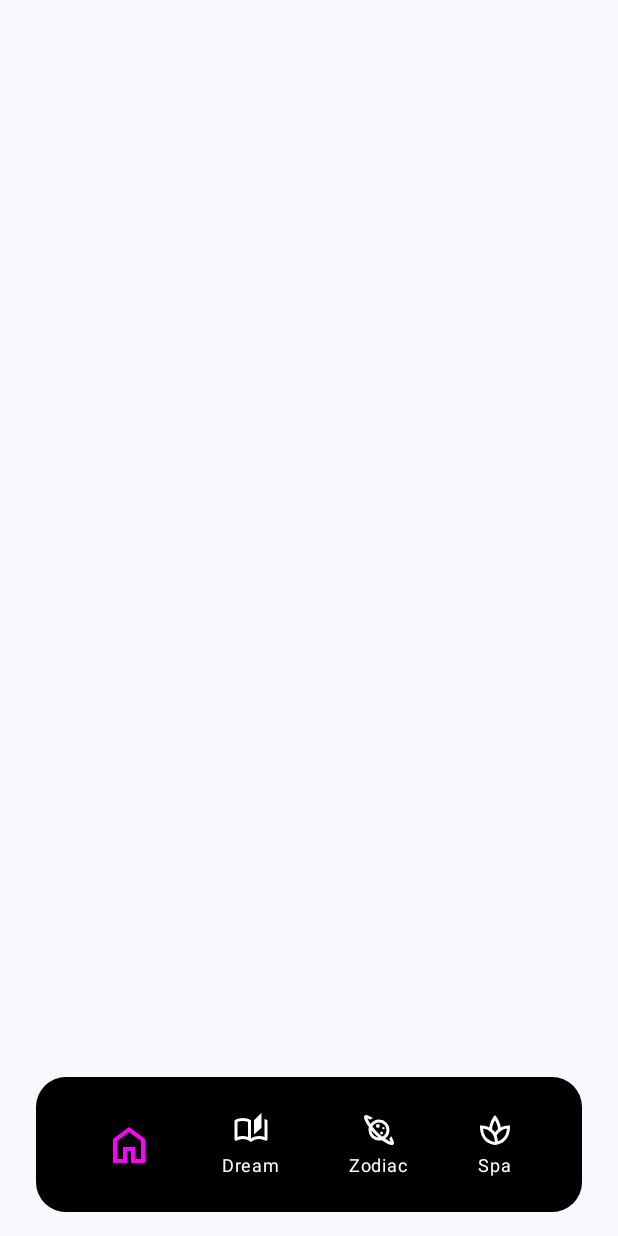
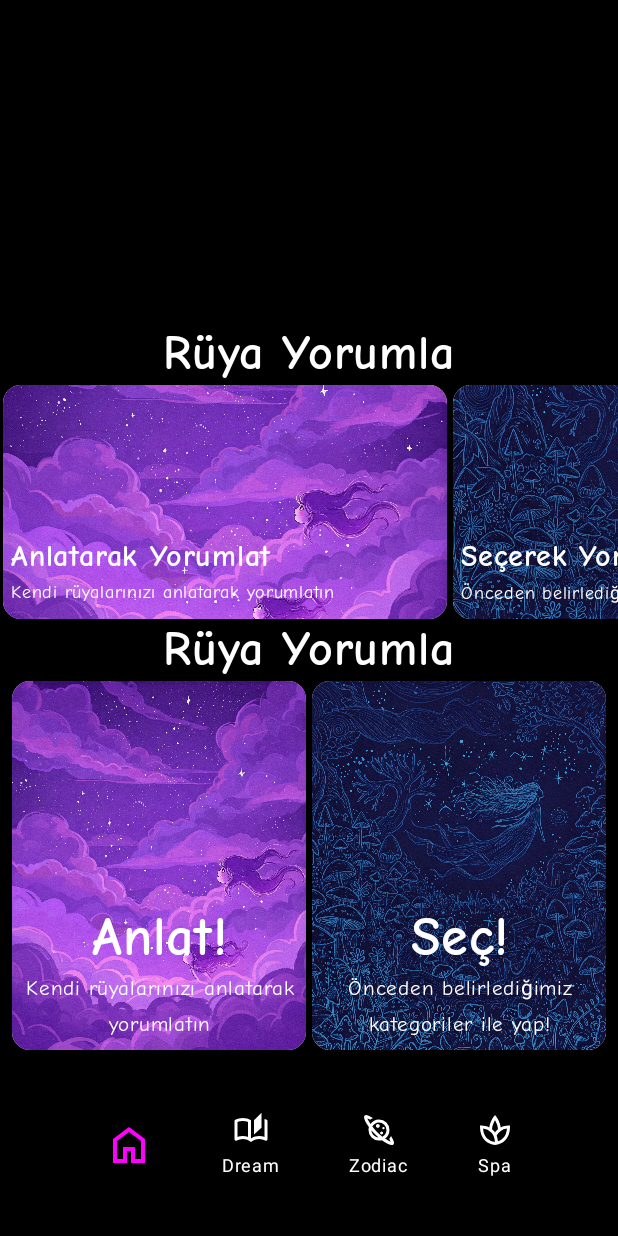
Before and after one commit to snmozg/Rani, an Android app built with Jetpack Compose: the screen it shows after launch (MainActivity), on a phone screen of 412 x 824 dp. Run offline under Robolectric (Android 15) with nearby library versions, the phone set to English and light mode, and no system bars.

Commit message:
fonts and dreamCard is nearly over. :)

```diff
--- a/app/src/main/java/com/sozge/rani/MainActivity.kt
+++ b/app/src/main/java/com/sozge/rani/MainActivity.kt
@@ -17,15 +17,13 @@ import androidx.compose.foundation.layout.Arrangement
 import androidx.compose.foundation.layout.Box
 import androidx.compose.foundation.layout.Column
 import androidx.compose.foundation.layout.Row
-import androidx.compose.foundation.layout.Spacer
 import androidx.compose.foundation.layout.fillMaxSize
 import androidx.compose.foundation.layout.fillMaxWidth
 import androidx.compose.foundation.layout.height
 import androidx.compose.foundation.layout.padding
 import androidx.compose.foundation.layout.size
+import androidx.compose.foundation.lazy.LazyRow
 import androidx.compose.foundation.shape.RoundedCornerShape
-import androidx.compose.material.icons.Icons
-import androidx.compose.material.icons.outlined.Home
 import androidx.compose.material3.Icon
 import androidx.compose.material3.Scaffold
 import androidx.compose.material3.Text
@@ -41,9 +39,10 @@ import androidx.compose.ui.draw.clip
 import androidx.compose.ui.draw.shadow
 import androidx.compose.ui.graphics.Color
 import androidx.compose.ui.res.painterResource
-import androidx.compose.ui.tooling.preview.Preview
 import androidx.compose.ui.unit.dp
 import androidx.compose.ui.unit.sp
+import com.sozge.rani.components.CustomText
+import com.sozge.rani.components.DreamCard
 import com.sozge.rani.ui.theme.RaniTheme
 
 class MainActivity : ComponentActivity() {
@@ -52,7 +51,6 @@ class MainActivity : ComponentActivity() {
         enableEdgeToEdge()
 
         hideNavigationBar()
-        // DDEMO
 
         setContent {
             RaniTheme {
@@ -86,18 +84,55 @@ class MainActivity : ComponentActivity() {
 fun Greeting(name: String, modifier: Modifier = Modifier) {
     var selectedTab by remember { mutableStateOf("Home") }
     Column(
-        Modifier.fillMaxSize(),
+        Modifier
+            .fillMaxSize()
+            .background(Color.Black),
         verticalArrangement = Arrangement.Bottom,
         horizontalAlignment = Alignment.CenterHorizontally
     ) {
-        FloatingBottomNavBar(selectedTab =selectedTab, onTabSelected = {selectedTab = it})
+        CustomText(text ="Rüya Yorumla")
+        LazyRow {
+            items(1) {
+                DreamCard(
+                    title = "Anlatarak Yorumlat",
+                    description = "Kendi rüyalarınızı anlatarak yorumlatın",
+                    image = R.drawable.purplebackground,
+                    isHorizontalCard = true,
+                )
+                DreamCard(
+                    title = "Seçerek Yorumlat",
+                    description = "Önceden belirlediğimiz kategoriler ile yap!",
+                    image = R.drawable.darkbluebackground,
+                    isHorizontalCard = true,
+                )
+            }
+        }
+        CustomText(text ="Rüya Yorumla")
+        LazyRow {
+            items(1) {
+                DreamCard(
+                    title = "Anlat!",
+                    description = "Kendi rüyalarınızı anlatarak yorumlatın",
+                    image = R.drawable.purplebackground,
+                    isHorizontalCard = false
+                )
+                DreamCard(
+                    title = "Seç!",
+                    description = "Önceden belirlediğimiz kategoriler ile yap!",
+                    image = R.drawable.darkbluebackground,
+                    isHorizontalCard = false
+                )
+            }
+        }
+        FloatingBottomNavBar(selectedTab = selectedTab, onTabSelected = { selectedTab = it })
     }
 }
+
 
 @Composable
 fun FloatingBottomNavBar(
     selectedTab: String,
-    onTabSelected: (String) -> Unit
+    onTabSelected: (String) -> Unit,
 ) {
     val tabs = listOf(
         "Home" to R.drawable.home,
@@ -146,7 +181,7 @@ fun FloatingBottomNavBar(
                         modifier = Modifier.size(animatedSize.dp),
                         tint = if (isSelected) Color.Magenta else Color.White
                     )
-                    AnimatedVisibility(visible = !isSelected){
+                    AnimatedVisibility(visible = !isSelected) {
                         Text(
                             text = title,
                             fontSize = 12.sp,
--- /dev/null
+++ b/app/src/main/java/com/sozge/rani/components/CustomText.kt
@@ -0,0 +1,28 @@
+package com.sozge.rani.components
+
+import androidx.compose.material3.Text
+import androidx.compose.runtime.Composable
+import androidx.compose.ui.graphics.Color
+import androidx.compose.ui.text.font.FontWeight
+import androidx.compose.ui.text.style.TextAlign
+import androidx.compose.ui.unit.TextUnit
+import androidx.compose.ui.unit.sp
+import com.sozge.rani.utils.myFont
+
+@Composable
+fun CustomText(
+    text: String,
+    fontSize: TextUnit = 32.sp,
+    fontWeight: FontWeight = FontWeight.Bold,
+    color: Color = Color.White,
+    textAlign: TextAlign = TextAlign.Start
+) {
+    Text(
+        text = text,
+        fontSize = fontSize,
+        color = color,
+        fontFamily = myFont,
+        fontWeight = fontWeight,
+        textAlign = textAlign
+    )
+}
--- /dev/null
+++ b/app/src/main/java/com/sozge/rani/components/DreamCard.kt
@@ -0,0 +1,124 @@
+package com.sozge.rani.components
+
+
+import androidx.compose.foundation.Image
+import androidx.compose.foundation.background
+import androidx.compose.foundation.layout.Arrangement
+import androidx.compose.foundation.layout.Box
+import androidx.compose.foundation.layout.Column
+import androidx.compose.foundation.layout.fillMaxSize
+import androidx.compose.foundation.layout.fillMaxWidth
+import androidx.compose.foundation.layout.height
+import androidx.compose.foundation.layout.padding
+import androidx.compose.foundation.layout.width
+import androidx.compose.material3.Card
+import androidx.compose.material3.CardDefaults
+import androidx.compose.material3.ElevatedCard
+import androidx.compose.material3.Text
+import androidx.compose.runtime.Composable
+import androidx.compose.ui.Alignment
+import androidx.compose.ui.Modifier
+import androidx.compose.ui.graphics.Color
+import androidx.compose.ui.layout.ContentScale
+import androidx.compose.ui.res.painterResource
+import androidx.compose.ui.text.font.FontWeight
+import androidx.compose.ui.text.style.TextAlign
+import androidx.compose.ui.tooling.preview.Preview
+import androidx.compose.ui.unit.dp
+import androidx.compose.ui.unit.sp
+import com.sozge.rani.R
+
+
+@Composable
+fun DreamCard(
+    title: String,
+    description: String,
+    image: Int,
+    isHorizontalCard: Boolean,
+) {
+    if (isHorizontalCard) {
+        ElevatedCard(
+            elevation = CardDefaults.cardElevation(defaultElevation = 9.dp),
+            onClick = { },
+            modifier = Modifier
+                .height(160.dp)
+                .width(300.dp)
+                .padding(2.dp),
+        ) {
+            Box() {
+                Image(
+                    painter = painterResource(id = image),
+                    contentDescription = null,
+                    contentScale = ContentScale.Crop,
+                    modifier = Modifier.fillMaxSize()
+                )
+                Column(
+                    modifier = Modifier.fillMaxSize(),
+                    verticalArrangement = Arrangement.Bottom,
+                    horizontalAlignment = Alignment.CenterHorizontally
+                ) {
+                    Column(
+                        modifier = Modifier
+                            .fillMaxWidth()
+                            .padding(5.dp),
+                        verticalArrangement = Arrangement.Center,
+                        horizontalAlignment = Alignment.Start
+                    ) {
+                        CustomText(
+                            text = title,
+                            fontSize = 20.sp,
+                        )
+                        CustomText(
+                            text = description,
+                            fontSize = 12.sp,
+                            fontWeight = FontWeight.Normal,
+                        )
+                    }
+                }
+            }
+        }
+    } else {
+        ElevatedCard(
+            elevation = CardDefaults.cardElevation(defaultElevation = 9.dp),
+            onClick = { },
+            modifier = Modifier
+                .height(250.dp)
+                .width(200.dp)
+                .padding(2.dp),
+        ) {
+            Box() {
+                Image(
+                    painter = painterResource(id = image),
+                    contentDescription = null,
+                    contentScale = ContentScale.Crop,
+                    modifier = Modifier.fillMaxSize()
+                )
+                Column(
+                    modifier = Modifier.fillMaxSize(),
+                    verticalArrangement = Arrangement.Bottom,
+                    horizontalAlignment = Alignment.CenterHorizontally
+                ) {
+                    Column(
+                        modifier = Modifier
+                            .fillMaxWidth()
+                            .padding(5.dp),
+                        verticalArrangement = Arrangement.Bottom,
+                        horizontalAlignment = Alignment.CenterHorizontally
+                    ) {
+                        CustomText(
+                            text = title,
+                            fontSize = 36.sp,
+                            textAlign = TextAlign.Center
+                        )
+                        CustomText(
+                            text = description,
+                            fontSize = 14.sp,
+                            fontWeight = FontWeight.Normal,
+                            textAlign = TextAlign.Center
+                        )
+                    }
+                }
+            }
+        }
+    }
+}
--- /dev/null
+++ b/app/src/main/java/com/sozge/rani/utils/myFont.kt
@@ -0,0 +1,12 @@
+package com.sozge.rani.utils
+
+import androidx.compose.ui.text.font.Font
+import androidx.compose.ui.text.font.FontFamily
+import androidx.compose.ui.text.font.FontWeight
+import com.sozge.rani.R
+
+val myFont = FontFamily(
+    Font(R.font.comiclight, FontWeight.Light),
+    Font(R.font.comicregular, FontWeight.Normal),
+    Font(R.font.comicbold, FontWeight.Bold),
+)
```
Also changed, not shown: app/src/main/res/drawable/bluebackground.png (added), app/src/main/res/drawable/categorybackground.png (added), app/src/main/res/drawable/darkbluebackground.png (added), app/src/main/res/drawable/purplebackground.png (added), app/src/main/res/font/comicbold.ttf (added), app/src/main/res/font/comiclight.ttf (added), app/src/main/res/font/comicregular.ttf (added).
